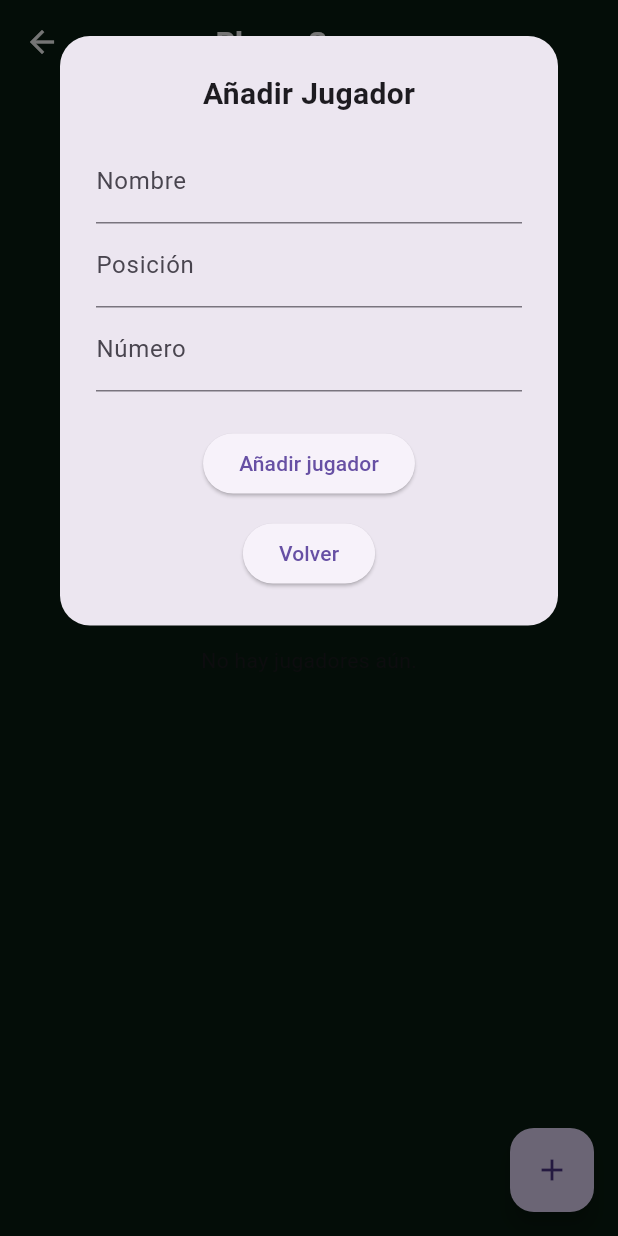
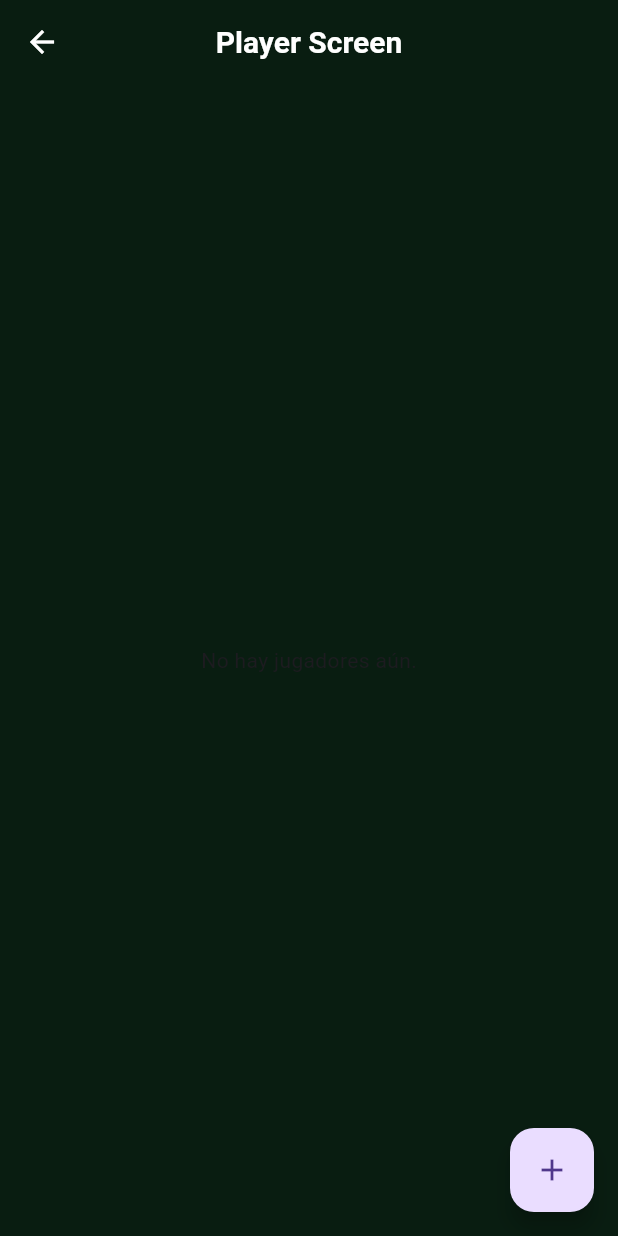
Before and after one commit to FranGonzalez7/football-project, a Flutter app: the PlayerScreen screen opened by its route, after a tap on the "add" icon, on a phone screen of 412 x 824 dp. Run offline on Flutter 3.47's test engine with Material 3 defaults, Android fonts, the phone set to English and light mode, and no system bars; our stand-ins replace cloud_firestore, firebase_auth, firebase_core; accounts and stored records are empty.

Commit message:
volvemos a empezar con new player screen

```diff
--- a/lib/screens/players/player_screen.dart
+++ b/lib/screens/players/player_screen.dart
@@ -1,9 +1,8 @@
 import 'package:firebase_auth/firebase_auth.dart';
 import 'package:flutter/material.dart';
-import 'package:football_picker/screens/players/player_services.dart';
-import 'package:football_picker/screens/players/widgets/add_player_modal.dart';
+import 'package:football_picker/services/player_services.dart';
 import 'package:football_picker/screens/players/widgets/player_tile.dart';
-import 'player_model.dart';
+import '../../models/player_model.dart';
 
 class PlayerScreen extends StatefulWidget {
   const PlayerScreen({Key? key}) : super(key: key);
@@ -59,18 +58,6 @@ class _PlayerScreenState extends State<PlayerScreen> {
     }
   }
 
-  void _showAddPlayerModal() {
-    showDialog(
-    context: context,
-    barrierDismissible: true, // para cerrar tocando fuera del modal
-    builder: (context) {
-      return AddPlayerModal(
-        playerService: _playerService,
-        onPlayerAdded: _initUserAndLoadPlayers,
-      );
-    },
-  );
-  }
 
   @override
   Widget build(BuildContext context) {
@@ -94,7 +81,7 @@ class _PlayerScreenState extends State<PlayerScreen> {
                 },
               ),
       floatingActionButton: FloatingActionButton(
-        onPressed: _showAddPlayerModal,
+        onPressed: (){},
         child: const Icon(Icons.add),
       ),
     );
--- a/lib/screens/players/widgets/add_player_modal.dart
+++ /dev/null
@@ -1,118 +0,0 @@
-import 'package:flutter/material.dart';
-import 'package:football_picker/screens/players/player_model.dart';
-import 'package:football_picker/screens/players/player_services.dart';
-
-class AddPlayerModal extends StatefulWidget {
-  final PlayerService playerService;
-  final VoidCallback onPlayerAdded;
-
-  const AddPlayerModal({
-    Key? key,
-    required this.playerService,
-    required this.onPlayerAdded,
-  }) : super(key: key);
-
-  @override
-  State<AddPlayerModal> createState() => _AddPlayerModalState();
-}
-
-class _AddPlayerModalState extends State<AddPlayerModal> {
-  String name = '';
-  String position = '';
-  int number = 0;
-
-  final _formKey = GlobalKey<FormState>();
-
-  void _submit() async {
-    if (!_formKey.currentState!.validate()) return;
-
-    final newPlayer = Player(
-      id: '',
-      name: name,
-      position: position,
-      number: number,
-      points: 100,
-      createdBy: '',
-    );
-
-    try {
-      await widget.playerService.addPlayer(newPlayer);
-      Navigator.pop(context);
-      widget.onPlayerAdded();
-    } catch (e) {
-      ScaffoldMessenger.of(context).showSnackBar(
-        SnackBar(content: Text('Error añadiendo jugador: $e')),
-      );
-    }
-  }
-
-  @override
-  Widget build(BuildContext context) {
-    // Aquí envolvemos en SingleChildScrollView para evitar overflow con el teclado
-    return Expanded(
-      child: SingleChildScrollView(
-        child: Dialog(
-          shape: RoundedRectangleBorder(
-            borderRadius: BorderRadius.circular(20), // bordes redondeados
-          ),
-          insetPadding: const EdgeInsets.symmetric(horizontal: 40, vertical: 24),
-          child: Padding(
-            padding: EdgeInsets.only(
-              left: 24,
-              right: 24,
-              top: 24,
-              bottom: MediaQuery.of(context).viewInsets.bottom + 24,
-            ),
-            child: Form(
-              key: _formKey,
-              child: Column(
-                mainAxisSize: MainAxisSize.min,
-                children: [
-                  const Text(
-                    'Añadir Jugador',
-                    style: TextStyle(fontSize: 20, fontWeight: FontWeight.bold),
-                  ),
-                  const SizedBox(height: 16),
-                  TextFormField(
-                    decoration: const InputDecoration(labelText: 'Nombre'),
-                    onChanged: (value) => name = value,
-                    validator: (value) =>
-                        value == null || value.isEmpty ? 'Campo obligatorio' : null,
-                  ),
-                  TextFormField(
-                    decoration: const InputDecoration(labelText: 'Posición'),
-                    onChanged: (value) => position = value,
-                    validator: (value) =>
-                        value == null || value.isEmpty ? 'Campo obligatorio' : null,
-                  ),
-                  TextFormField(
-                    decoration: const InputDecoration(labelText: 'Número'),
-                    keyboardType: TextInputType.number,
-                    onChanged: (value) => number = int.tryParse(value) ?? 0,
-                    validator: (value) {
-                      final parsed = int.tryParse(value ?? '');
-                      if (parsed == null || parsed <= 0) return 'Número inválido';
-                      return null;
-                    },
-                  ),
-                  const SizedBox(height: 24),
-                  ElevatedButton(
-                    onPressed: _submit,
-                    child: const Text('Añadir jugador'),
-                  ),
-                  const SizedBox(height: 12),
-                  ElevatedButton(
-                        onPressed: () {
-                          Navigator.pop(context);
-                        },
-                        child: const Text('Volver'),
-                      ),
-                ],
-              ),
-            ),
-          ),
-        ),
-      ),
-    );
-  }
-}
--- a/lib/screens/players/widgets/player_tile.dart
+++ b/lib/screens/players/widgets/player_tile.dart
@@ -1,5 +1,5 @@
 import 'package:flutter/material.dart';
-import 'package:football_picker/screens/players/player_model.dart';
+import 'package:football_picker/models/player_model.dart';
 import 'package:football_picker/theme/app_colors.dart';
 
 class PlayerTile extends StatelessWidget {
@@ -27,7 +27,7 @@ class PlayerTile extends StatelessWidget {
       shape: RoundedRectangleBorder(borderRadius: BorderRadius.circular(16)),
       child: ListTile(
         contentPadding: const EdgeInsets.symmetric(horizontal: 20, vertical: 16),
-        onTap: onTap,
+        onTap: (){},
 
         // ✅ Formato del círculo:
         leading: CircleAvatar(
--- a/lib/screens/players/player_services.dart
+++ b/lib/services/player_services.dart
@@ -1,6 +1,6 @@
 import 'package:cloud_firestore/cloud_firestore.dart';
 import 'package:firebase_auth/firebase_auth.dart';
-import 'player_model.dart';
+import '../models/player_model.dart';
 
 class PlayerService {
   final FirebaseFirestore _firestore = FirebaseFirestore.instance;
```
Also changed, not shown: lib/models/player_model.dart (renamed from lib/screens/players/player_model.dart).
